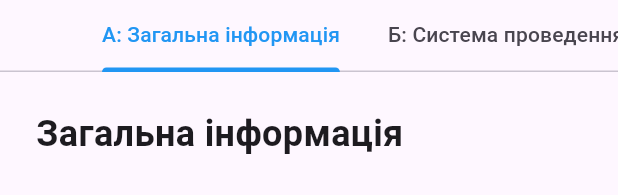
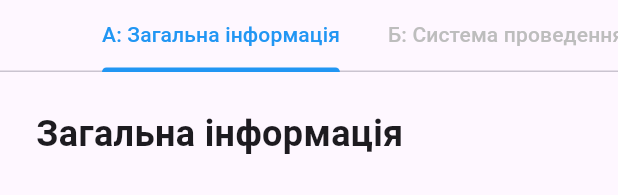
Before and after one commit to Aulex/arbi_chief, a Flutter app: the TournamentAddScreen widget shown alone on an empty page, opened directly, on a phone screen of 412 x 824 dp. Shown: the top 195 px of the screen. Run offline on Flutter 3.47's test engine with Material 3 defaults, Android fonts, the phone set to English and light mode, and no system bars; our stand-ins replace flutter_riverpod, pdf, printing, sqflite, sqflite_common_ffi; accounts and stored records are empty.

Commit message:
Disable tabs Б, В, Г in tournament add/edit screen
The three tabs (Система проведення, Командні налаштування, Очки та
Тай-брейки) are now visually greyed out and cannot be selected.
Swipe navigation is also disabled via NeverScrollableScrollPhysics.

https://claude.ai/code/session_01NThSgUFjPraDRrgCbZQKRo

```diff
--- a/lib/views/tournament_add_screen.dart
+++ b/lib/views/tournament_add_screen.dart
@@ -20,7 +20,10 @@ class TournamentAddScreen extends ConsumerStatefulWidget {
       _TournamentAddScreenState();
 }
 
-class _TournamentAddScreenState extends ConsumerState<TournamentAddScreen> {
+class _TournamentAddScreenState extends ConsumerState<TournamentAddScreen>
+    with SingleTickerProviderStateMixin {
+  late final TabController _tabController;
+
   // All your controllers...
   final tNameController = TextEditingController();
   final roundsController = TextEditingController(text: "1");
@@ -54,6 +57,7 @@ class _TournamentAddScreenState extends ConsumerState<TournamentAddScreen> {
   @override
   void initState() {
     super.initState();
+    _tabController = TabController(length: 4, vsync: this);
     if (widget.isEditMode && widget.tournament != null) {
       final t = widget.tournament!;
       tNameController.text = t.t_name;
@@ -109,6 +113,7 @@ class _TournamentAddScreenState extends ConsumerState<TournamentAddScreen> {
 
   @override
   void dispose() {
+    _tabController.dispose();
     tNameController.dispose();
     roundsController.dispose();
     _winPointsController.dispose();
@@ -164,23 +169,30 @@ class _TournamentAddScreenState extends ConsumerState<TournamentAddScreen> {
 
   @override
   Widget build(BuildContext context) {
-    return DefaultTabController(
-      length: 4,
-      child: Column(
+    const _disabledTabs = {1, 2, 3}; // Б, В, Г
+    return Column(
         children: [
-          const TabBar(
+          TabBar(
+            controller: _tabController,
             isScrollable: true,
             labelColor: Colors.blue,
             indicatorColor: Colors.blue,
+            onTap: (index) {
+              if (_disabledTabs.contains(index)) {
+                _tabController.index = _tabController.previousIndex;
+              }
+            },
             tabs: [
-              Tab(text: "А: Загальна інформація"),
-              Tab(text: "Б: Система проведення"),
-              Tab(text: "В: Командні налаштування"),
-              Tab(text: "Г: Очки та Тай-брейки"),
+              const Tab(text: "А: Загальна інформація"),
+              Tab(child: Text("Б: Система проведення", style: TextStyle(color: Colors.grey.shade400))),
+              Tab(child: Text("В: Командні налаштування", style: TextStyle(color: Colors.grey.shade400))),
+              Tab(child: Text("Г: Очки та Тай-брейки", style: TextStyle(color: Colors.grey.shade400))),
             ],
           ),
           Expanded(
             child: TabBarView(
+              controller: _tabController,
+              physics: const NeverScrollableScrollPhysics(),
               children: [
                 _buildGeneralInfoTab(),
                 _buildConductionSystemTab(),
@@ -211,7 +223,6 @@ class _TournamentAddScreenState extends ConsumerState<TournamentAddScreen> {
             ),
           ),
         ],
-      ),
     );
   }
 
```
